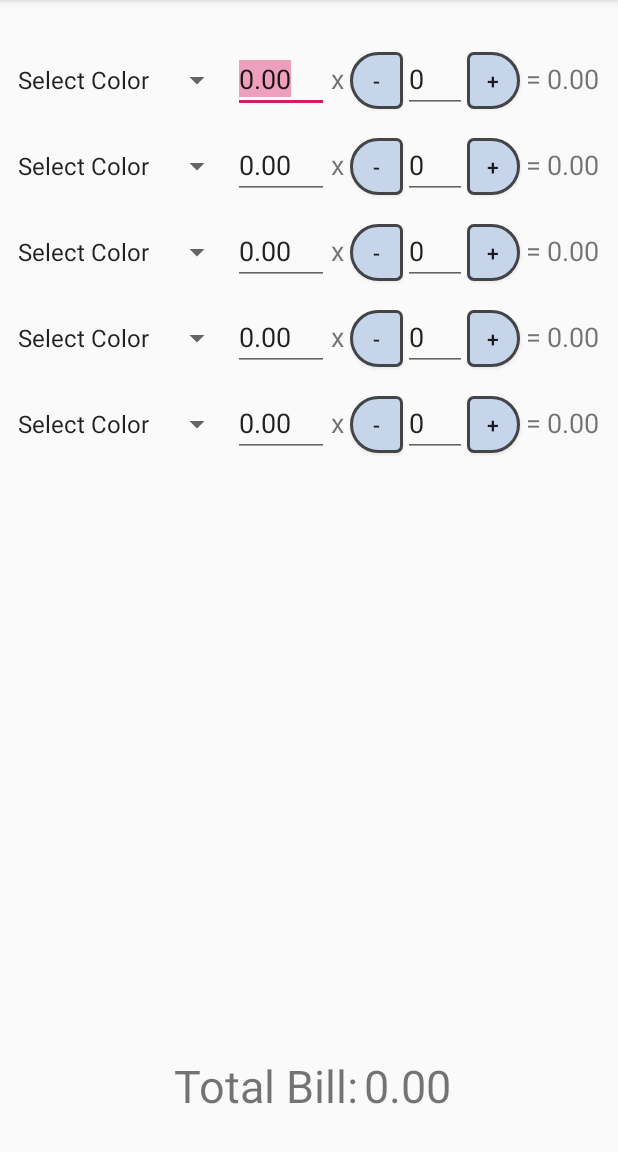
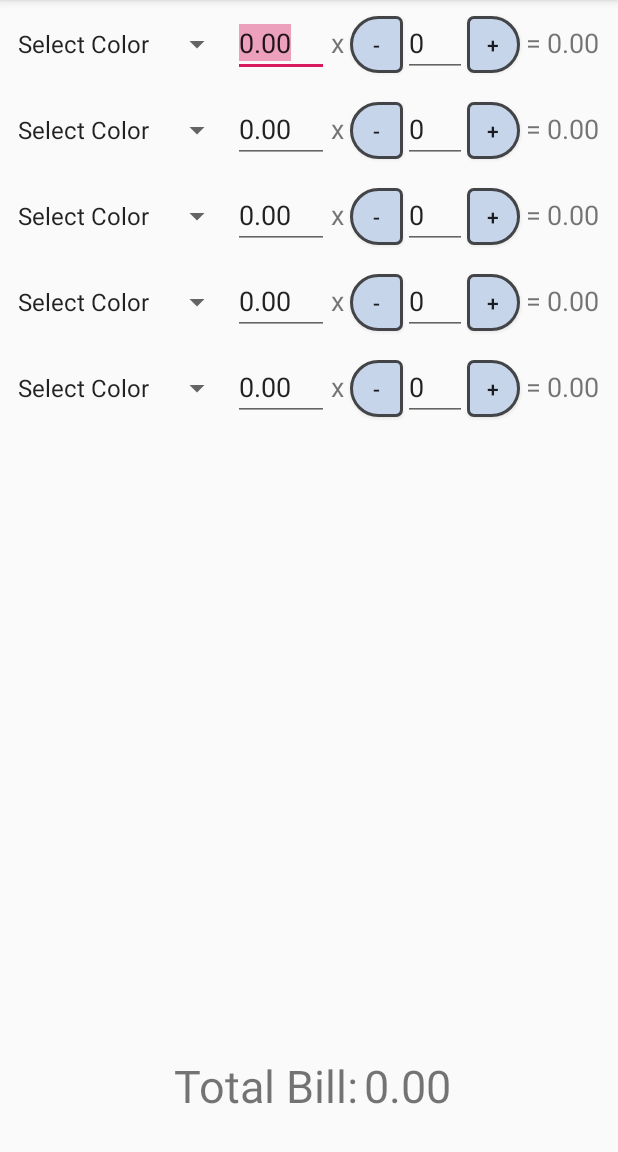
Before and after one commit to LJGladic/SushiPlateBillCalculator, an Android app: the screen it shows after launch (MainActivity), on a phone screen of 412 x 824 dp, the part 84-1236 px from its top. Run offline under Robolectric (Android 15) with nearby library versions, the phone set to English and light mode, and no system bars.

Commit message:
Constrained the plate row ScrollView to the Total Bill so the bounds are correct.  Total Bill will stay sticky to the bottom of the viewable area, whether that is the bottom or just above the soft keyboard.

```diff
--- a/app/src/main/res/layout/activity_main.xml
+++ b/app/src/main/res/layout/activity_main.xml
@@ -10,8 +10,10 @@
     <ScrollView
         android:id="@+id/rowAndButtonScrollView"
         android:layout_width="match_parent"
-        android:layout_height="wrap_content"
-        android:fillViewport="false"
+        android:layout_height="0dp"
+        android:layout_marginBottom="8dp"
+        android:fillViewport="true"
+        app:layout_constraintBottom_toTopOf="@+id/totalBillLayout"
         app:layout_constraintEnd_toEndOf="parent"
         app:layout_constraintStart_toStartOf="parent"
         app:layout_constraintTop_toTopOf="parent">
@@ -32,7 +34,6 @@
                     android:id="@+id/plateColorVerticalLayout"
                     android:layout_width="match_parent"
                     android:layout_height="wrap_content"
-                    android:layout_marginTop="24dp"
                     android:orientation="vertical"
                     android:paddingStart="4dp"
                     android:paddingEnd="1dp">
```
